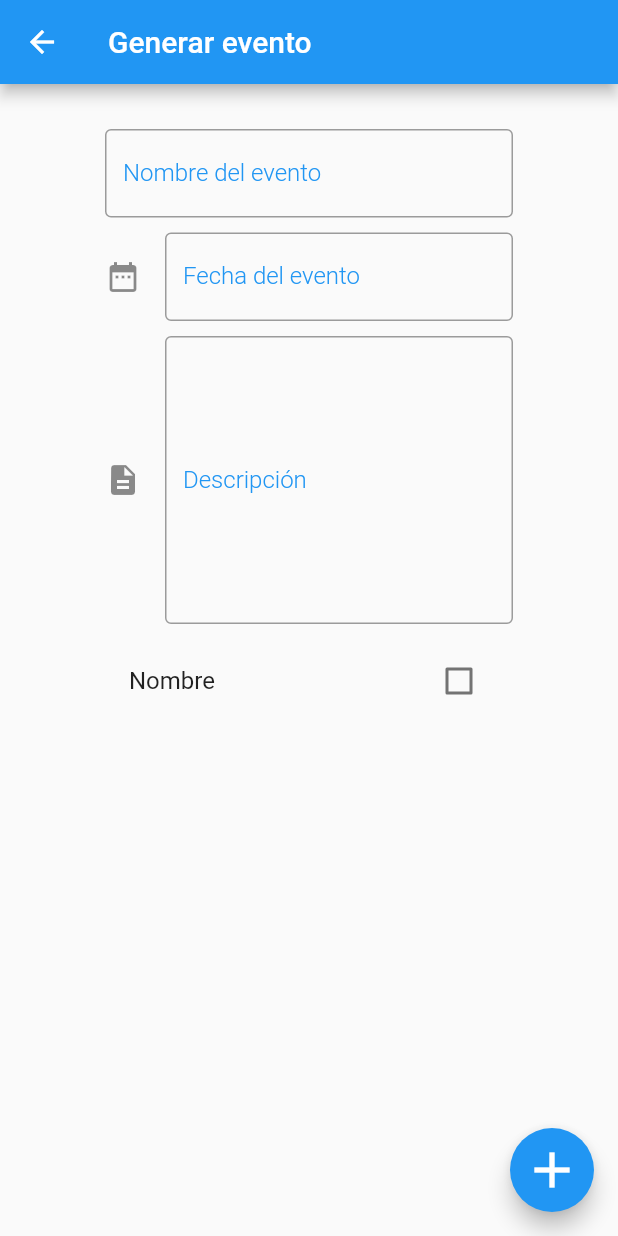
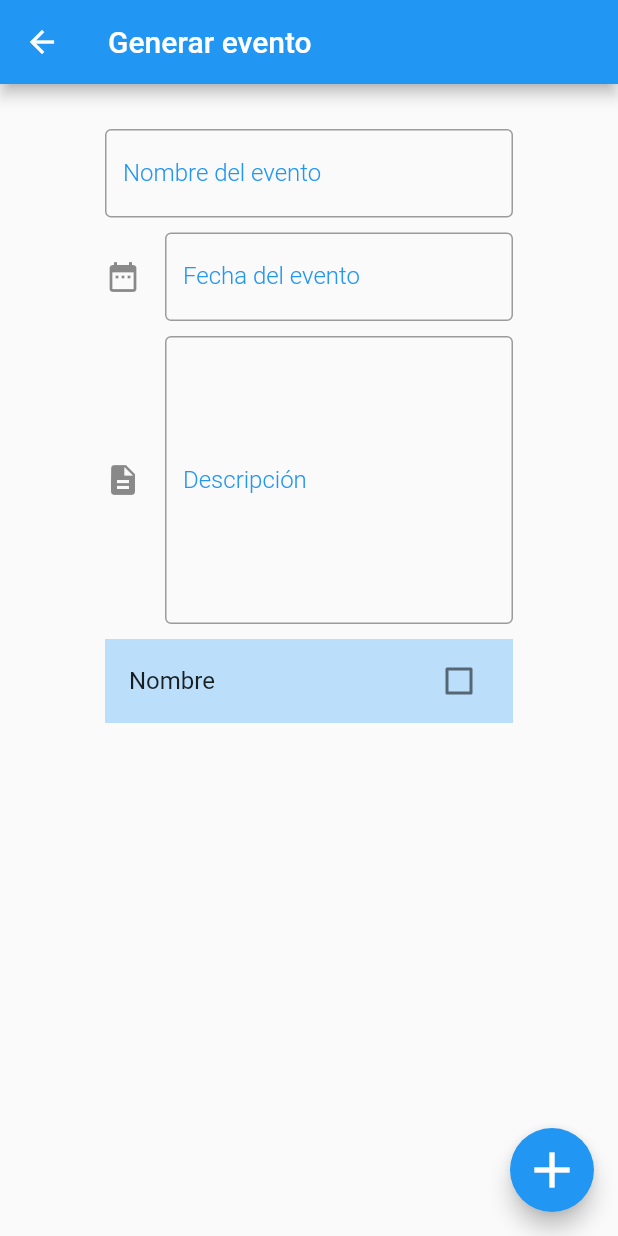
Before and after one commit to Sloot04/form_generator, a Flutter app: the FormGeneratorPage screen opened by its route, after a tap on "Nombre", on a phone screen of 412 x 824 dp. Run offline on Flutter 3.47's test engine with Material 2 defaults, Android fonts, the light colour scheme and no system bars; our stand-ins replace bloc, flutter_bloc.

Commit message:
CheckBoxCustom widget

```diff
--- /dev/null
+++ b/lib/Widgets/checkbox_custom.dart
@@ -0,0 +1,34 @@
+import 'package:flutter/material.dart';
+
+class CheckBoxCustom extends StatefulWidget {
+  final String title;
+  final bool isChecked;
+  const CheckBoxCustom({Key? key, required this.isChecked, required this.title})
+      : super(key: key);
+
+  @override
+  State<CheckBoxCustom> createState() => _CheckBoxCustomState();
+}
+
+class _CheckBoxCustomState extends State<CheckBoxCustom> {
+  late bool checked;
+
+  @override
+  void initState() {
+    checked = widget.isChecked;
+    super.initState();
+  }
+
+  @override
+  Widget build(BuildContext context) {
+    return CheckboxListTile(
+        title: Text(widget.title),
+        tileColor: Colors.blue.shade100,
+        value: checked,
+        onChanged: (value) {
+          setState(() {
+            checked = value!;
+          });
+        });
+  }
+}
--- a/lib/pages/form_generator_page.dart
+++ b/lib/pages/form_generator_page.dart
@@ -1,5 +1,6 @@
 import 'package:flutter/material.dart';
 import 'package:flutter_bloc/flutter_bloc.dart';
+import 'package:form_generator/Widgets/checkbox_custom.dart';
 import 'package:form_generator/Widgets/text_form_custom.dart';
 import 'package:form_generator/bloc/card_bloc.dart';
 import 'package:form_generator/models/course_model.dart';
@@ -57,14 +58,10 @@ class _FormGeneratorPageState extends State<FormGeneratorPage> {
                       icon: Icons.description,
                     ),
                     const SizedBox(height: 10),
-                    CheckboxListTile(
-                        title: const Text('Nombre'),
-                        value: isCheckedName,
-                        onChanged: (value) {
-                          setState(() {
-                            isCheckedName = value!;
-                          });
-                        }),
+                    CheckBoxCustom(
+                      isChecked: isCheckedName,
+                      title: 'Nombre',
+                    ),
                     const SizedBox(height: 10),
                   ],
                 )),
--- a/lib/pages/form_page.dart
+++ b/lib/pages/form_page.dart
@@ -61,7 +61,7 @@ class _FormPageState extends State<FormPage> {
                                   const InputDecoration(labelText: 'Nombre'),
                             )
                           : const SizedBox(
-                              height: 10,
+                              height: 1,
                             ),
                     ],
                   )),
```
